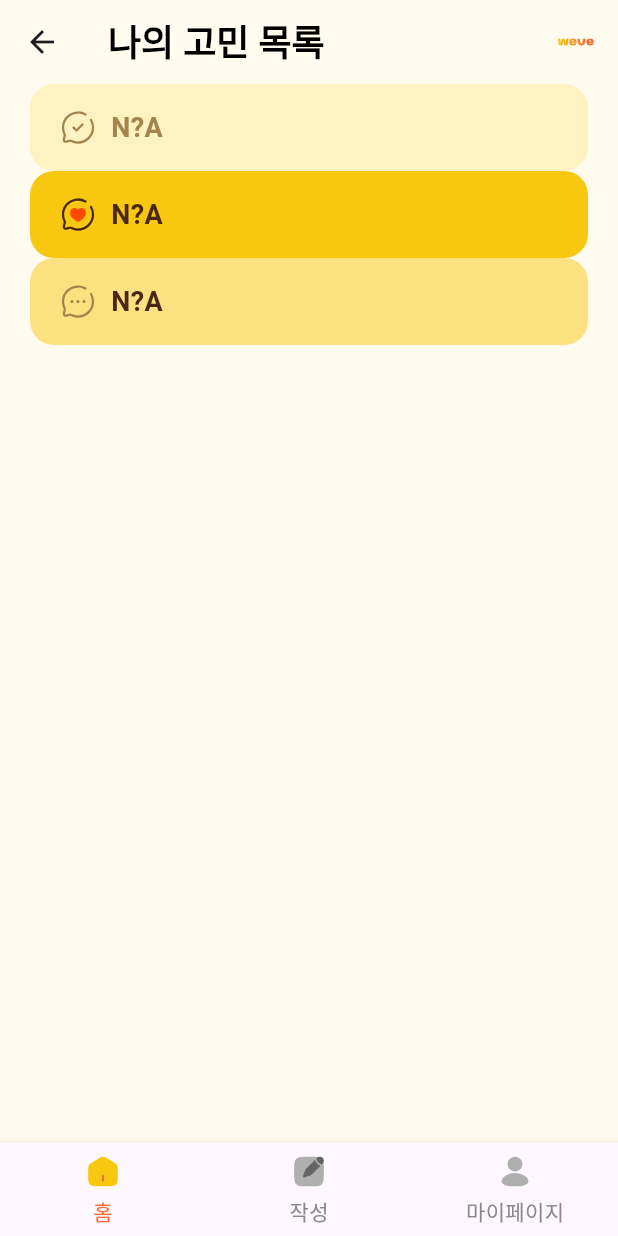
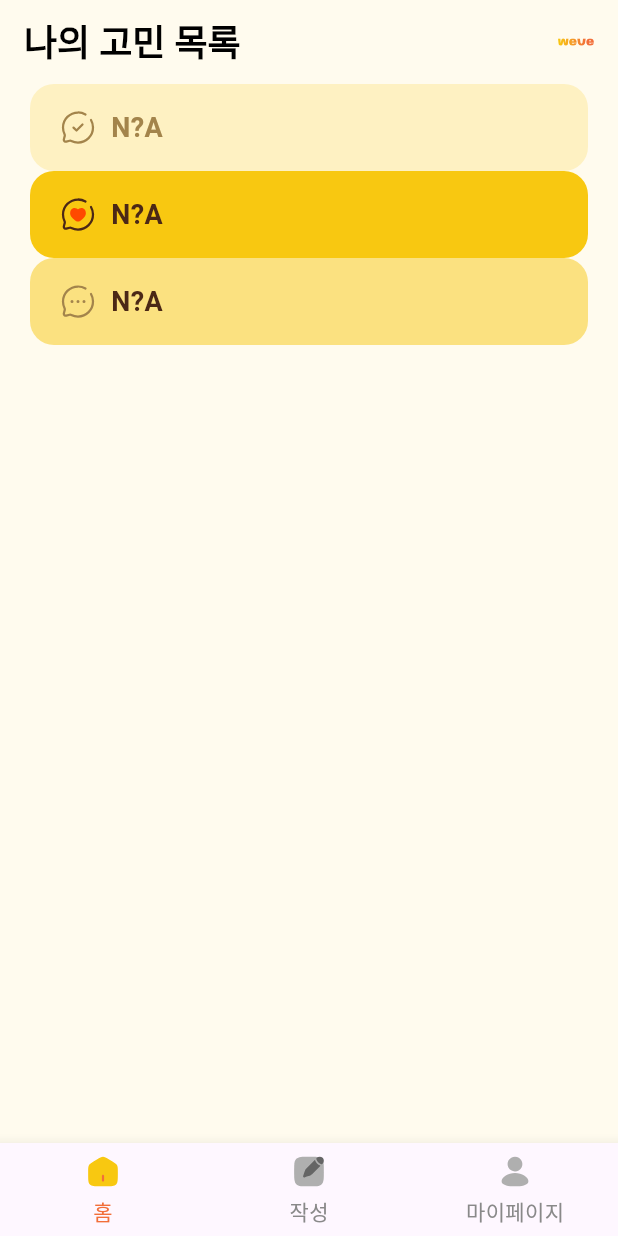
Before and after one commit to gdsc-ssu/gdgoc-weve-client, a Flutter app: the JuniorMainScreen screen opened directly, on a phone screen of 412 x 824 dp. Run offline on Flutter 3.47's test engine with Material 3 defaults, Android fonts, the phone set to English and light mode, and no system bars; our stand-ins replace flutter_riverpod, flutter_svg, fluttertoast, lottie; Roboto replaces fonts that are missing (Pretendard).

Commit message:
fix: 헤더에서 자동으로 백버튼을 표시하지 않도록 설정
- main_screen 헤더에서 자동 백버튼 표시 제거 설정
- 각 탭 스크린 별 헤더 별 렌더링

```diff
--- a/lib/commons/widgets/header/view/header_widget.dart
+++ b/lib/commons/widgets/header/view/header_widget.dart
@@ -31,12 +31,7 @@ class HeaderWidget extends ConsumerWidget implements PreferredSizeWidget {
     return AppBar(
       backgroundColor: WeveColor.bg.bg1,
       elevation: 0,
-      leading: config.showBackButton
-          ? IconButton(
-              icon: CustomIcons.getIcon(CustomIcons.headerLeftArrow),
-              onPressed: () => Navigator.pop(context),
-            )
-          : null,
+      automaticallyImplyLeading: false, // 자동으로 백버튼을 표시하지 않도록 설정
       centerTitle: !hasTitle || !hasLogo,
       title: hasTitle && hasLogo
           ? Row(
--- a/lib/features/junior/presentation/views/junior_home_screen.dart
+++ b/lib/features/junior/presentation/views/junior_home_screen.dart
@@ -10,11 +10,17 @@ import 'package:weve_client/commons/widgets/junior/list_item/view/list_item_comp
 import 'package:weve_client/commons/widgets/junior/list_item/view/list_item_responsed.dart';
 import 'package:weve_client/commons/widgets/junior/list_item/view/list_item_waiting.dart';
 
-class JuniorHomeScreen extends ConsumerWidget {
+class JuniorHomeScreen extends ConsumerStatefulWidget {
   const JuniorHomeScreen({super.key});
 
   @override
-  Widget build(BuildContext context, WidgetRef ref) {
+  ConsumerState<JuniorHomeScreen> createState() => _JuniorHomeScreenState();
+}
+
+class _JuniorHomeScreenState extends ConsumerState<JuniorHomeScreen> {
+  @override
+  void initState() {
+    super.initState();
     // 헤더 설정
     WidgetsBinding.instance.addPostFrameCallback((_) {
       ref.read(headerProvider.notifier).setHeader(
@@ -22,7 +28,10 @@ class JuniorHomeScreen extends ConsumerWidget {
             title: "나의 고민 목록",
           );
     });
+  }
 
+  @override
+  Widget build(BuildContext context) {
     return Scaffold(
         body: Column(
       children: [
--- a/lib/features/junior/presentation/views/junior_main_screen.dart
+++ b/lib/features/junior/presentation/views/junior_main_screen.dart
@@ -1,7 +1,9 @@
 import 'package:flutter/material.dart';
 import 'package:flutter_riverpod/flutter_riverpod.dart';
-import 'package:weve_client/commons/widgets/header/view/header_widget.dart';
+import 'package:weve_client/commons/widgets/header/viewmodel/header_viewmodel.dart';
 import 'package:weve_client/core/constants/colors.dart';
+import 'package:weve_client/core/constants/custom_icon.dart';
+import 'package:weve_client/core/constants/fonts.dart';
 import 'package:weve_client/core/navigator/junior_navigation_bar.dart';
 import 'package:weve_client/core/provider/StateNotifierProvider.dart';
 import 'package:weve_client/features/junior/presentation/views/junior_home_screen.dart';
@@ -14,6 +16,8 @@ class JuniorMainScreen extends ConsumerWidget {
   @override
   Widget build(BuildContext context, WidgetRef ref) {
     final selectedIndex = ref.watch(navigationProvider);
+    // 헤더 상태 감시
+    final headerState = ref.watch(headerProvider);
 
     final List<Widget> pages = [
       const JuniorHomeScreen(),
@@ -23,7 +27,28 @@ class JuniorMainScreen extends ConsumerWidget {
 
     return Scaffold(
       backgroundColor: WeveColor.bg.bg1,
-      appBar: HeaderWidget(),
+      appBar: AppBar(
+        backgroundColor: WeveColor.bg.bg1,
+        elevation: 0,
+        automaticallyImplyLeading: false, // 자동으로 백버튼을 표시하지 않도록 설정
+        title: Row(
+          children: [
+            Expanded(
+              child: Align(
+                alignment: Alignment.centerLeft,
+                child: Text(
+                  headerState.title ?? "", // null일 경우 빈 문자열 사용
+                  style: WeveText.header3(color: WeveColor.gray.gray1),
+                ),
+              ),
+            ),
+            Align(
+              alignment: Alignment.centerRight,
+              child: CustomIcons.getIcon(CustomIcons.logo),
+            ),
+          ],
+        ),
+      ),
       body: Padding(
         padding: const EdgeInsets.symmetric(horizontal: 20),
         child: pages[selectedIndex],
--- a/lib/features/junior/presentation/views/junior_my_screen.dart
+++ b/lib/features/junior/presentation/views/junior_my_screen.dart
@@ -12,7 +12,8 @@ class JuniorMyScreen extends ConsumerStatefulWidget {
 
 class _JuniorMyScreenState extends ConsumerState<JuniorMyScreen> {
   @override
-  Widget build(BuildContext context) {
+  void initState() {
+    super.initState();
     // 헤더 설정
     WidgetsBinding.instance.addPostFrameCallback((_) {
       ref.read(headerProvider.notifier).setHeader(
@@ -20,7 +21,10 @@ class _JuniorMyScreenState extends ConsumerState<JuniorMyScreen> {
             title: "마이페이지",
           );
     });
+  }
 
+  @override
+  Widget build(BuildContext context) {
     return Scaffold(
       body: Center(
         child: Text("Junior My"),
--- a/lib/features/junior/presentation/views/junior_write_screen.dart
+++ b/lib/features/junior/presentation/views/junior_write_screen.dart
@@ -13,7 +13,8 @@ class JuniorWriteScreen extends ConsumerStatefulWidget {
 
 class _JuniorWriteScreenState extends ConsumerState<JuniorWriteScreen> {
   @override
-  Widget build(BuildContext context) {
+  void initState() {
+    super.initState();
     // 헤더 설정
     WidgetsBinding.instance.addPostFrameCallback((_) {
       ref.read(headerProvider.notifier).setHeader(
@@ -21,7 +22,10 @@ class _JuniorWriteScreenState extends ConsumerState<JuniorWriteScreen> {
             title: "고민 작성",
           );
     });
+  }
 
+  @override
+  Widget build(BuildContext context) {
     return Scaffold(
       body: Center(
         child: Column(
--- a/lib/features/senior/presentation/views/senior_home_screen.dart
+++ b/lib/features/senior/presentation/views/senior_home_screen.dart
@@ -12,7 +12,8 @@ class SeniorHomeScreen extends ConsumerStatefulWidget {
 
 class _SeniorHomeScreenState extends ConsumerState<SeniorHomeScreen> {
   @override
-  Widget build(BuildContext context) {
+  void initState() {
+    super.initState();
     // 헤더 설정
     WidgetsBinding.instance.addPostFrameCallback((_) {
       ref.read(headerProvider.notifier).setHeader(
@@ -20,7 +21,10 @@ class _SeniorHomeScreenState extends ConsumerState<SeniorHomeScreen> {
             title: "청년 고민들",
           );
     });
+  }
 
+  @override
+  Widget build(BuildContext context) {
     return Scaffold(
       body: Center(
         child: Text("시니어 홈 화면"),
--- a/lib/features/senior/presentation/views/senior_letterbox_screen.dart
+++ b/lib/features/senior/presentation/views/senior_letterbox_screen.dart
@@ -14,7 +14,8 @@ class SeniorLetterboxScreen extends ConsumerStatefulWidget {
 
 class _SeniorLetterboxScreenState extends ConsumerState<SeniorLetterboxScreen> {
   @override
-  Widget build(BuildContext context) {
+  void initState() {
+    super.initState();
     // 헤더 설정
     WidgetsBinding.instance.addPostFrameCallback((_) {
       ref.read(headerProvider.notifier).setHeader(
@@ -22,7 +23,10 @@ class _SeniorLetterboxScreenState extends ConsumerState<SeniorLetterboxScreen> {
             title: "감사 편지함",
           );
     });
+  }
 
+  @override
+  Widget build(BuildContext context) {
     return Scaffold(
       body: Center(
         child: Column(
--- a/lib/features/senior/presentation/views/senior_my_screen.dart
+++ b/lib/features/senior/presentation/views/senior_my_screen.dart
@@ -12,7 +12,8 @@ class SeniorMyScreen extends ConsumerStatefulWidget {
 
 class _SeniorMyScreenState extends ConsumerState<SeniorMyScreen> {
   @override
-  Widget build(BuildContext context) {
+  void initState() {
+    super.initState();
     // 헤더 설정
     WidgetsBinding.instance.addPostFrameCallback((_) {
       ref.read(headerProvider.notifier).setHeader(
@@ -20,7 +21,10 @@ class _SeniorMyScreenState extends ConsumerState<SeniorMyScreen> {
             title: "마이페이지",
           );
     });
+  }
 
+  @override
+  Widget build(BuildContext context) {
     return Scaffold(
       body: Center(
         child: Text("시니어 마이 화면"),
```
Also changed, not shown: lib/commons/widgets/mode_button/view/mode_button.dart (+12 -4 lines), lib/features/senior/presentation/views/senior_main_screen.dart (+27 -2 lines).
